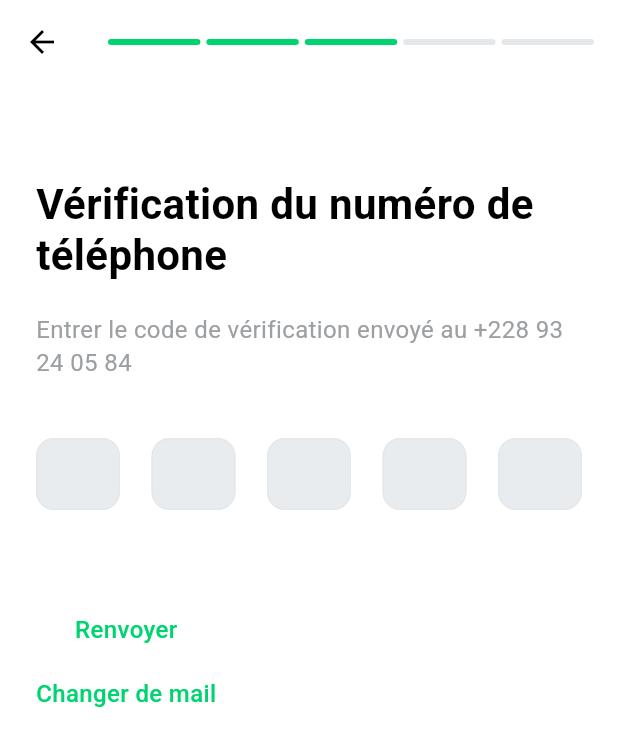
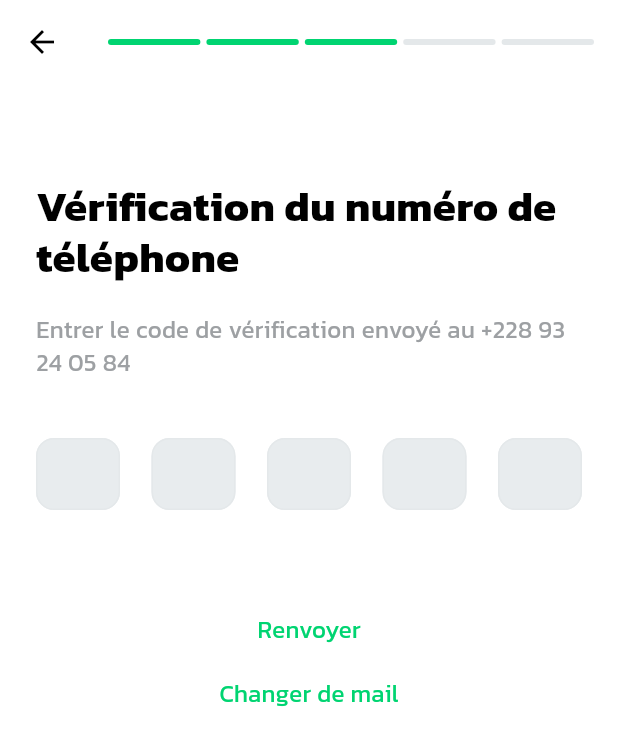
Before and after one commit to Rahim10020/Connect-App-Authentification, a Flutter app: the PhoneVerificationPage screen opened by its route, on a phone screen of 412 x 824 dp. Shown: the top 746 px of the screen. Run offline on Flutter 3.47's test engine with Material 3 defaults, Android fonts, the phone set to English and light mode, and no system bars; our stand-ins replace flutter_svg, get.

Commit message:
modifications de certaines pages

```diff
--- a/lib/features/authentication/presentation/pages/phone_verification_page.dart
+++ b/lib/features/authentication/presentation/pages/phone_verification_page.dart
@@ -114,7 +114,7 @@ class _PhoneVerificationPageState extends State<PhoneVerificationPage> {
                 color: Colors.black,
                 fontSize: 28,
                 fontWeight: FontWeight.w700,
-                fontFamily: AppFonts.roboto,
+                fontFamily: AppFonts.kanit,
                 height: 1.2,
               ),
             ),
@@ -127,7 +127,7 @@ class _PhoneVerificationPageState extends State<PhoneVerificationPage> {
               style: TextStyle(
                 color: AppGrey.grey700,
                 fontSize: 16,
-                fontFamily: AppFonts.roboto,
+                fontFamily: AppFonts.kanit,
                 height: 1.4,
               ),
             ),
@@ -195,6 +195,9 @@ class _PhoneVerificationPageState extends State<PhoneVerificationPage> {
             const SizedBox(height: 60),
 
             // Boutons d'action
+            Row(
+              mainAxisAlignment: MainAxisAlignment.center,
+              children: [
                 Column(
                   children: [
                     // Renvoyer
@@ -206,7 +209,7 @@ class _PhoneVerificationPageState extends State<PhoneVerificationPage> {
                           color: AppGreen.green500,
                           fontSize: 16,
                           fontWeight: FontWeight.w500,
-                      fontFamily: AppFonts.roboto,
+                          fontFamily: AppFonts.kanit,
                         ),
                       ),
                     ),
@@ -222,9 +225,11 @@ class _PhoneVerificationPageState extends State<PhoneVerificationPage> {
                           color: AppGreen.green500,
                           fontSize: 16,
                           fontWeight: FontWeight.w500,
-                      fontFamily: AppFonts.roboto,
+                          fontFamily: AppFonts.kanit,
                         ),
                       ),
+                    ),
+                  ],
                 ),
               ],
             ),
--- a/lib/features/authentication/presentation/pages/profile_photo_page.dart
+++ b/lib/features/authentication/presentation/pages/profile_photo_page.dart
@@ -105,7 +105,7 @@ class _ProfilePhotoPageState extends State<ProfilePhotoPage> {
                 color: Colors.black,
                 fontSize: 28,
                 fontWeight: FontWeight.w700,
-                fontFamily: AppFonts.roboto,
+                fontFamily: AppFonts.kanit,
                 height: 1.2,
               ),
             ),
@@ -149,7 +149,7 @@ class _ProfilePhotoPageState extends State<ProfilePhotoPage> {
                         vertical: 8,
                       ),
                       decoration: BoxDecoration(
-                        color: AppGreen.green100,
+                        color: AppGreen.green50,
                         borderRadius: BorderRadius.circular(20),
                       ),
                       child: Text(
@@ -186,7 +186,7 @@ class _ProfilePhotoPageState extends State<ProfilePhotoPage> {
                           Text(
                             'Qui peut voir ma photo de profil',
                             style: TextStyle(
-                              color: Colors.black,
+                              color: AppGrey.grey900,
                               fontSize: 16,
                               fontWeight: FontWeight.w500,
                               fontFamily: AppFonts.roboto,
```
Also changed, not shown: lib/features/authentication/presentation/pages/additional_info_page.dart (+4 -35 lines), lib/features/authentication/presentation/pages/create_password_page.dart (+2 -14 lines). Lines whose indentation alone changed are shown as unchanged.
